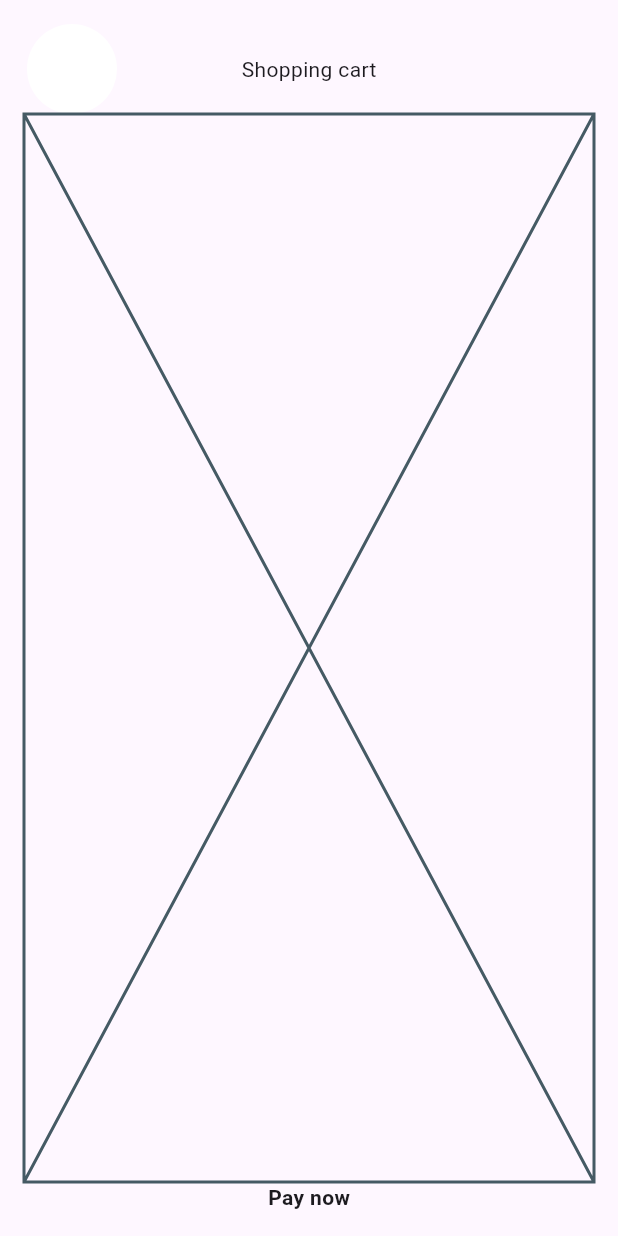
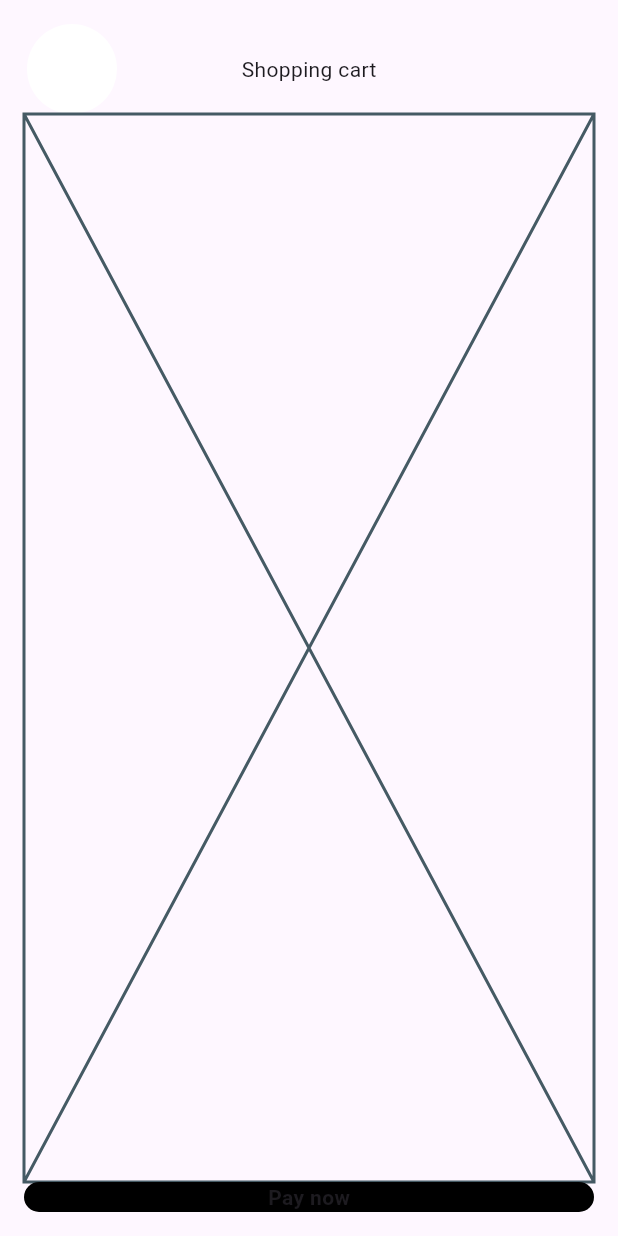
Before and after one commit to JAICHANGPARK/flutter_notebook_chapter_46, a Flutter app: the InteriorCartPage screen opened directly, on a phone screen of 412 x 824 dp. Run offline on Flutter 3.47's test engine with Material 3 defaults, Android fonts, the phone set to English and light mode, and no system bars; our stand-ins replace gap, hugeicons, readmore.

Commit message:
Update interior_cart_page.dart

```diff
--- a/lib/ep2330_interior_shopping_app/ui/interior_cart_page.dart
+++ b/lib/ep2330_interior_shopping_app/ui/interior_cart_page.dart
@@ -27,7 +27,11 @@ class _InteriorCartPageState extends State<InteriorCartPage> {
               ),
               Expanded(child: Placeholder()),
               Container(
-                decoration: ShapeDecoration(shape: StadiumBorder()),
+                decoration: ShapeDecoration(
+                  shape: StadiumBorder(),
+                  color: Colors.black,
+                ),
+
                 child: Center(
                   child: Text(
                     "Pay now",
```
